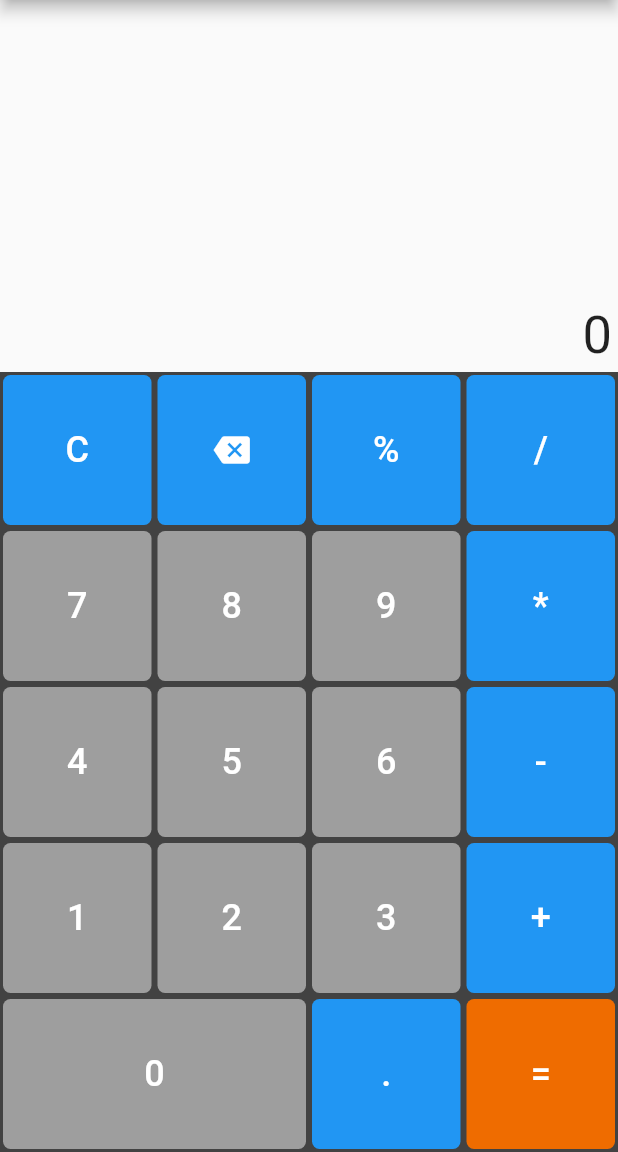
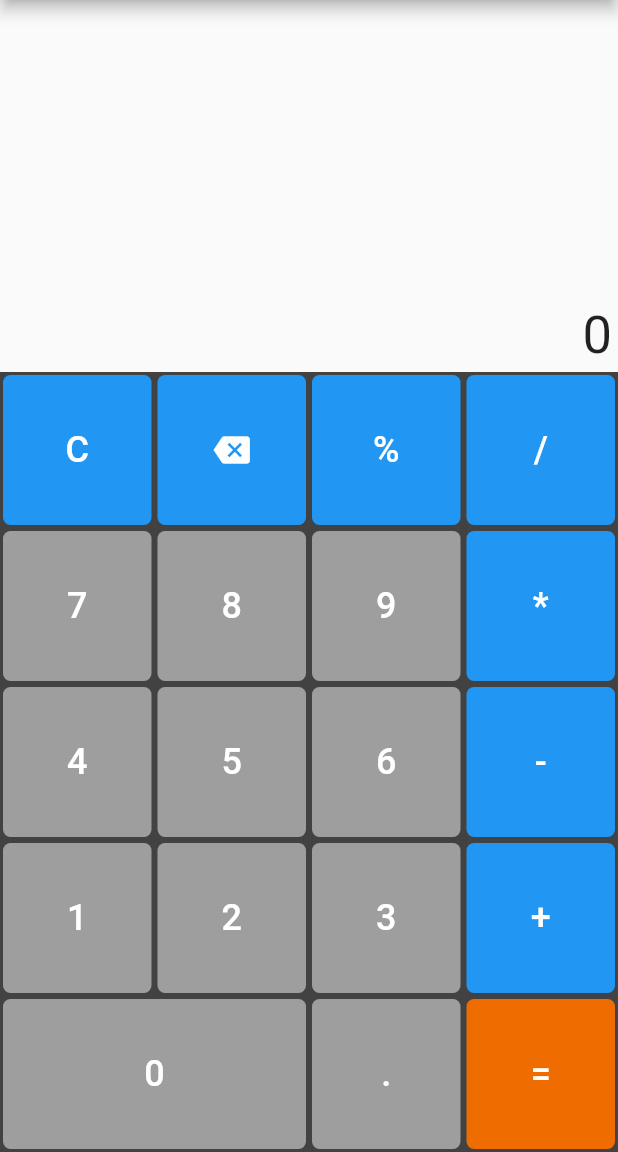
Before and after one commit to Priyank-Sharma-89/Calculator, a Flutter app: the screen it shows after launch, on a phone screen of 412 x 824 dp, the part 84-1236 px from its top. Run offline on Flutter 3.47's test engine with Material 2 defaults, Android fonts, the phone set to English and light mode, and no system bars; missing offline and left inert: function_tree.

Commit message:
code added for dot operator
required code added for "."

```diff
--- a/lib/Calculator.dart
+++ b/lib/Calculator.dart
@@ -136,11 +136,14 @@ class _CalculatorState extends State<Calculator> {
                 ),
                 Row(
                   children: [
-                    NumericKey(7,
+                    NumericKey(
+                        digit: 7,
                         concatenateDigitToExpression: getValueOfPressedKey),
-                    NumericKey(8,
+                    NumericKey(
+                        digit: 8,
                         concatenateDigitToExpression: getValueOfPressedKey),
-                    NumericKey(9,
+                    NumericKey(
+                        digit: 9,
                         concatenateDigitToExpression: getValueOfPressedKey),
                     CalculationKey("*",
                         performOperationOnExpression: getOperator),
@@ -148,11 +151,14 @@ class _CalculatorState extends State<Calculator> {
                 ),
                 Row(
                   children: [
-                    NumericKey(4,
+                    NumericKey(
+                        digit: 4,
                         concatenateDigitToExpression: getValueOfPressedKey),
-                    NumericKey(5,
+                    NumericKey(
+                        digit: 5,
                         concatenateDigitToExpression: getValueOfPressedKey),
-                    NumericKey(6,
+                    NumericKey(
+                        digit: 6,
                         concatenateDigitToExpression: getValueOfPressedKey),
                     CalculationKey("-",
                         performOperationOnExpression: getOperator),
@@ -160,11 +166,14 @@ class _CalculatorState extends State<Calculator> {
                 ),
                 Row(
                   children: [
-                    NumericKey(1,
+                    NumericKey(
+                        digit: 1,
                         concatenateDigitToExpression: getValueOfPressedKey),
-                    NumericKey(2,
+                    NumericKey(
+                        digit: 2,
                         concatenateDigitToExpression: getValueOfPressedKey),
-                    NumericKey(3,
+                    NumericKey(
+                        digit: 3,
                         concatenateDigitToExpression: getValueOfPressedKey),
                     CalculationKey(
                       "+",
@@ -175,11 +184,14 @@ class _CalculatorState extends State<Calculator> {
                 Row(
                   children: [
                     NumericKey(
-                      0,
+                      digit: 0,
                       flex: 2,
                       concatenateDigitToExpression: getValueOfPressedKey,
                     ),
-                    CalculationKey("."),
+                    NumericKey(
+                      dotSymbol: ".",
+                      concatenateDigitToExpression: getValueOfPressedKey,
+                    ),
                     CalculationKey("=",
                         keyColor: Colors.orange[800],
                         performOperationOnExpression: calculation),
--- a/lib/numeric_key.dart
+++ b/lib/numeric_key.dart
@@ -2,10 +2,15 @@ import 'package:flutter/material.dart';
 
 class NumericKey extends StatelessWidget {
   final int digit;
+  final String dotSymbol;
   final int flex;
   final Function concatenateDigitToExpression;
 
-  NumericKey(this.digit, {this.concatenateDigitToExpression, this.flex});
+  NumericKey(
+      {this.digit,
+      this.dotSymbol,
+      this.concatenateDigitToExpression,
+      this.flex});
   @override
   Widget build(BuildContext context) {
     return Expanded(
@@ -18,10 +23,12 @@ class NumericKey extends StatelessWidget {
           ),
           height: 100.0,
           onPressed: () {
-            concatenateDigitToExpression(digit.toString());
+            dotSymbol == null
+                ? concatenateDigitToExpression(digit.toString())
+                : concatenateDigitToExpression(dotSymbol);
           },
           child: Text(
-            "$digit",
+            dotSymbol == null ? "$digit" : dotSymbol,
             style: TextStyle(
               color: Colors.white,
               fontSize: 24,
```
